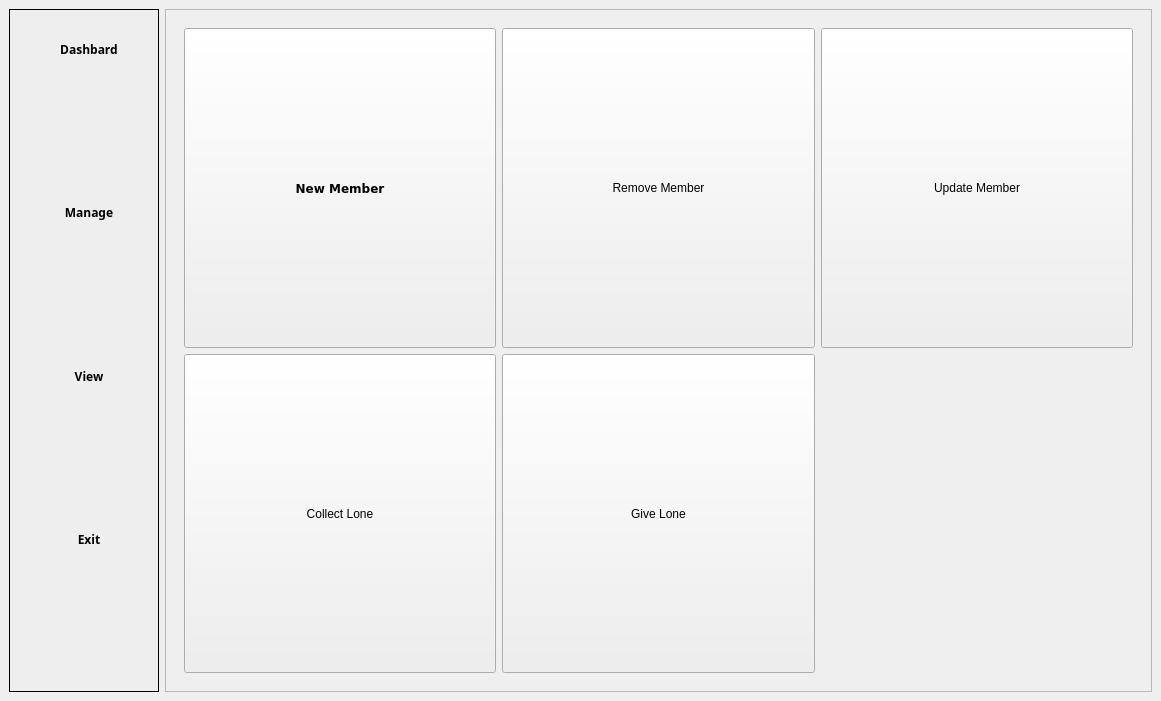
First picture: the form in new.ui, repository nachiket624/GTFC-Desktop-Application, before the edit.
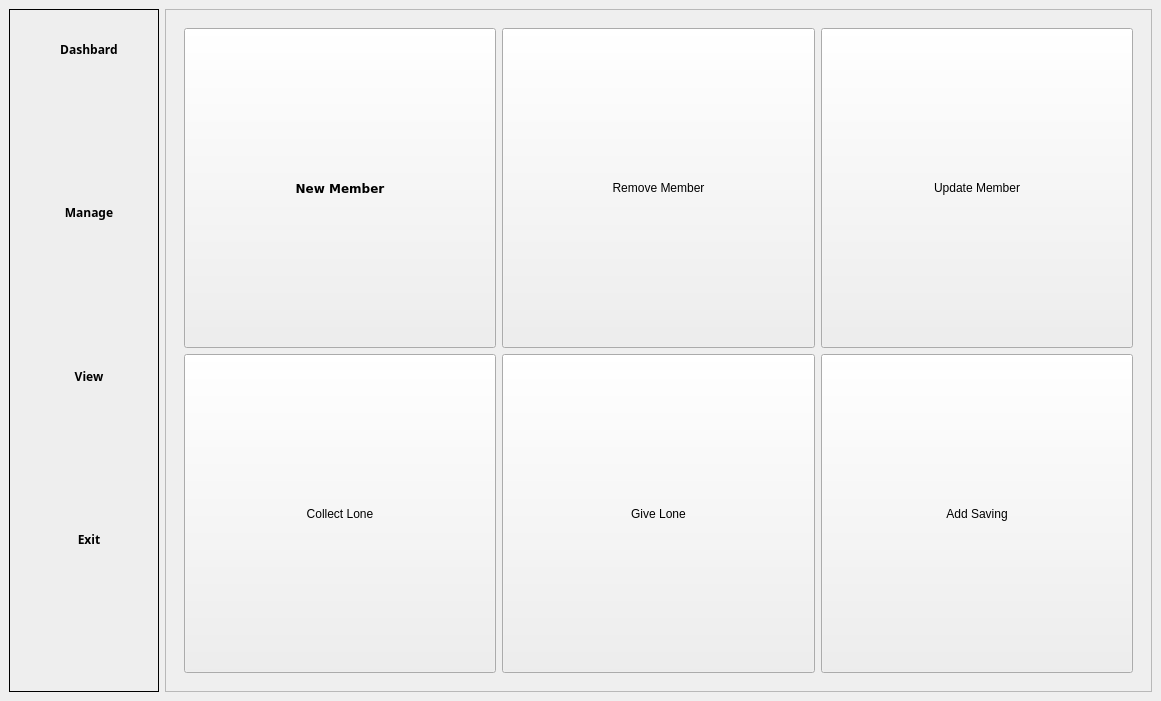
Second picture: the form after the edit. The open tabs and pages were chosen to show the change. Icons and pictures are not drawn.

Patch:
```diff
--- a/new.ui
+++ b/new.ui
@@ -662,6 +662,19 @@
                </property>
               </widget>
              </item>
+             <item row="1" column="2">
+              <widget class="QPushButton" name="add_saving">
+               <property name="sizePolicy">
+                <sizepolicy hsizetype="Preferred" vsizetype="Preferred">
+                 <horstretch>0</horstretch>
+                 <verstretch>0</verstretch>
+                </sizepolicy>
+               </property>
+               <property name="text">
+                <string>Add Saving</string>
+               </property>
+              </widget>
+             </item>
             </layout>
            </item>
           </layout>
```
Left out of the diff: 2 changed lines with no effect on the pictures.
